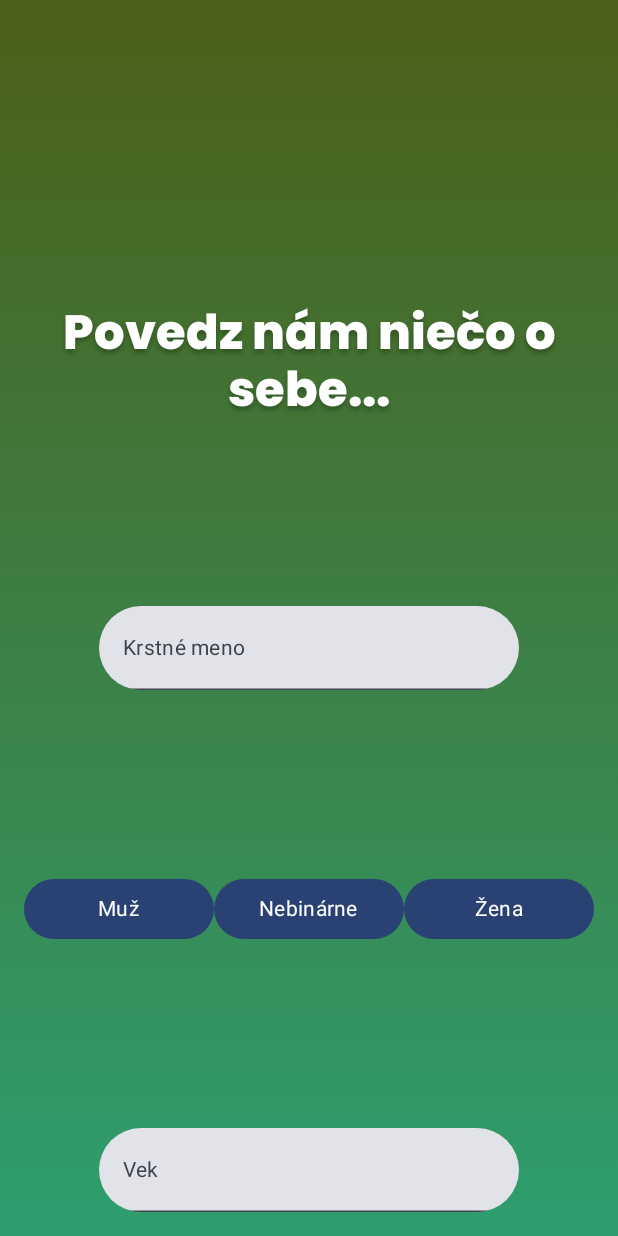
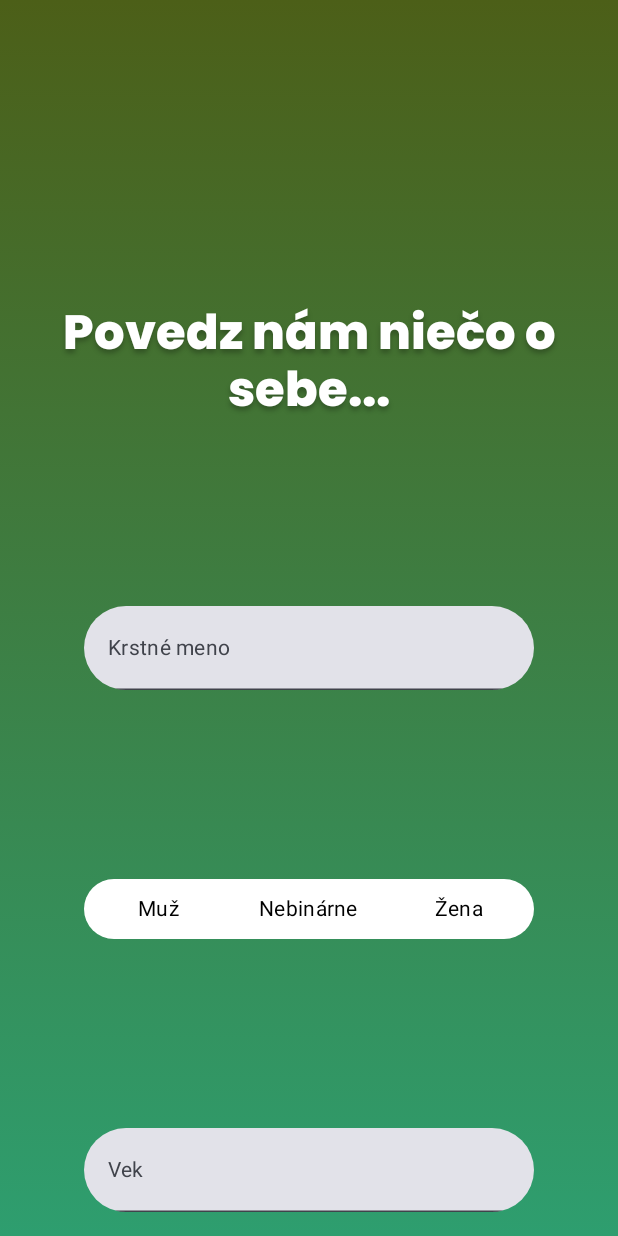
Before and after one commit to TP2023-T24-PEACE/PEACE-APP, an Android app built with Jetpack Compose: the composable IntroductionScreen shown on its own in the app's theme, on a phone screen of 412 x 824 dp. Run offline under Robolectric (Android 15) with nearby library versions, the phone set to English and light mode, and no system bars; libraries missing offline, so code that uses them is left out: com.ramcosta.composedestinations; 1 statement that could not run was skipped.

Commit message:
Interactive gender picker with colouring

```diff
--- a/app/src/main/java/com/t24/peaceapp/ui/IntroductionScreen.kt
+++ b/app/src/main/java/com/t24/peaceapp/ui/IntroductionScreen.kt
@@ -1,6 +1,7 @@
 package com.t24.peaceapp.ui
 
 import androidx.compose.foundation.background
+import androidx.compose.foundation.border
 import androidx.compose.foundation.layout.Arrangement
 import androidx.compose.foundation.layout.Column
 import androidx.compose.foundation.layout.PaddingValues
@@ -8,6 +9,8 @@ import androidx.compose.foundation.layout.Row
 import androidx.compose.foundation.layout.Spacer
 import androidx.compose.foundation.layout.fillMaxSize
 import androidx.compose.foundation.layout.padding
+import androidx.compose.foundation.layout.width
+import androidx.compose.foundation.shape.RoundedCornerShape
 import androidx.compose.foundation.text.KeyboardOptions
 import androidx.compose.material3.Button
 import androidx.compose.material3.ButtonDefaults
@@ -21,6 +24,7 @@ import androidx.compose.runtime.remember
 import androidx.compose.runtime.setValue
 import androidx.compose.ui.Alignment
 import androidx.compose.ui.Modifier
+import androidx.compose.ui.draw.clip
 import androidx.compose.ui.graphics.Brush
 import androidx.compose.ui.graphics.Color
 import androidx.compose.ui.graphics.TileMode
@@ -38,6 +42,11 @@ fun IntroductionScreen(
 
     var name by remember { mutableStateOf("") }
     var age by remember { mutableStateOf("") }
+    var gender by remember { mutableStateOf("") }
+
+    var colorsInactive = ButtonDefaults.buttonColors(containerColor = Color.White)
+    var colorsActive = ButtonDefaults.buttonColors(containerColor = Color(0xFF64AD41))
+
 
     Column(
         modifier = Modifier
@@ -63,6 +72,7 @@ fun IntroductionScreen(
         TextField(
                 value = name,
                 textStyle = TextStyle(color = Color.Black),
+                modifier = Modifier.width(300.dp),
                 onValueChange = { name = it },
                 label = { Text(
                     text = "Krstné meno",
@@ -71,42 +81,47 @@ fun IntroductionScreen(
                 shape = MaterialTheme.shapes.extraLarge,
             )
         Spacer(modifier = Modifier.weight(0.01f))
-        Row {
+        Row(
+            modifier = Modifier.width(300.dp)
+        ){
             /* Gender */
             Button(
-                onClick = { /*TODO*/ },
+                onClick = {gender = "male"},
                 modifier = Modifier.weight(0.5f),
-                colors = ButtonDefaults.buttonColors(),
+                colors = if(gender == "male") {colorsActive} else {colorsInactive},
                 contentPadding = PaddingValues(0.dp),
-                shape = MaterialTheme.shapes.extraLarge,
+                shape = RoundedCornerShape(50.dp, 0.dp, 0.dp, 50.dp),
             ) {
                 Text(
                     text = "Muž",
                     style = MaterialTheme.typography.bodyMedium,
+                    color = Color.Black
                 )
             }
             Button(
-                onClick = { /*TODO*/ },
+                onClick = {gender = "non-binary"},
                 modifier = Modifier.weight(0.5f),
-                colors = ButtonDefaults.buttonColors(),
+                colors = if(gender == "non-binary") {colorsActive} else {colorsInactive},
                 contentPadding = PaddingValues(0.dp),
-                shape = MaterialTheme.shapes.extraLarge,
+                shape = RoundedCornerShape(0.dp),
             ) {
                 Text(
                     text = "Nebinárne",
                     style = MaterialTheme.typography.bodyMedium,
+                    color = Color.Black
                 )
             }
             Button(
-                onClick = { /*TODO*/ },
+                onClick = {gender = "female"},
                 modifier = Modifier.weight(0.5f),
-                colors = ButtonDefaults.buttonColors(),
+                colors = if(gender == "female") {colorsActive} else {colorsInactive},
                 contentPadding = PaddingValues(0.dp),
-                shape = MaterialTheme.shapes.extraLarge,
+                shape = RoundedCornerShape(0.dp, 50.dp, 50.dp, 0.dp),
             ) {
                 Text(
                     text = "Žena",
                     style = MaterialTheme.typography.bodyMedium,
+                    color = Color.Black
                 )
             }
         }
@@ -114,6 +129,7 @@ fun IntroductionScreen(
         TextField(
             value = age,
             textStyle = TextStyle(color = Color.Black),
+            modifier = Modifier.width(300.dp),
             keyboardOptions = KeyboardOptions(keyboardType = KeyboardType.Number),
             onValueChange = { age = it },
             label = { Text(
```
